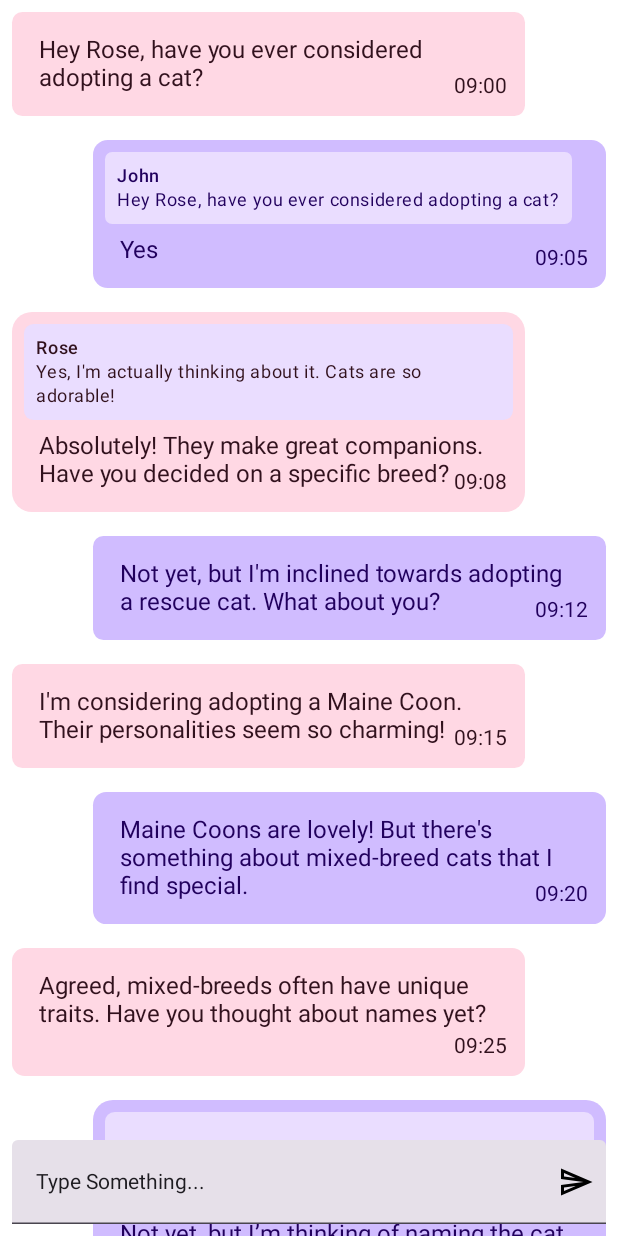
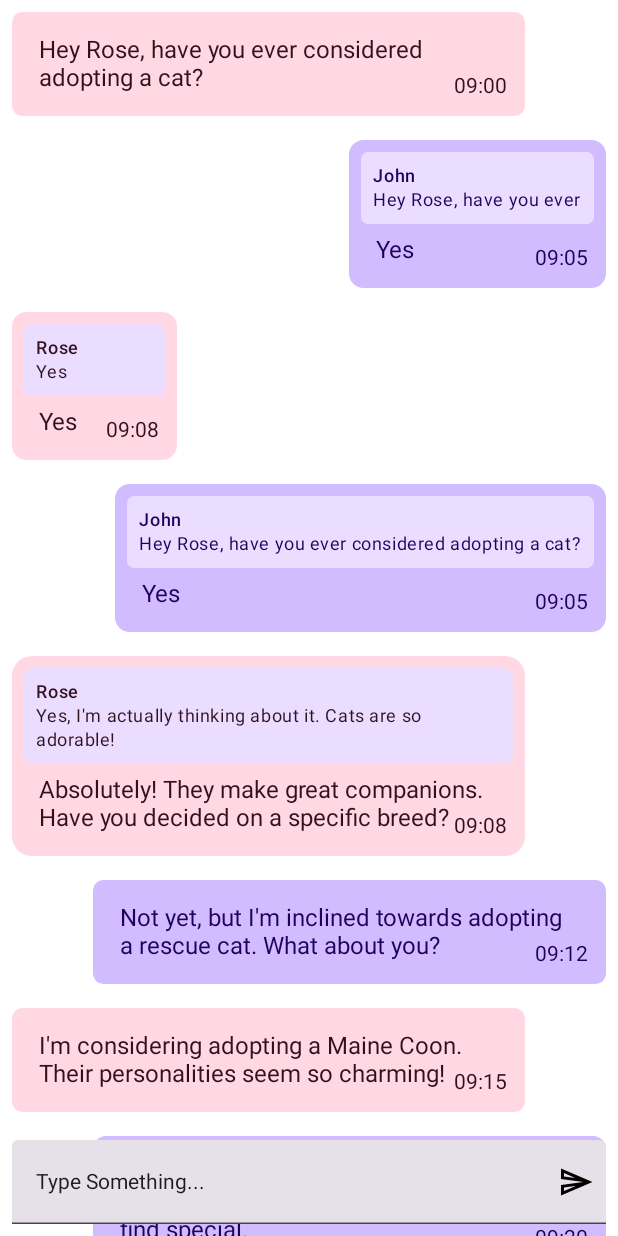
Before and after one commit to TinaT2/Wonderful-Compose, an Android app built with Jetpack Compose: the @Preview function MessageListPreview, on a phone screen of 412 x 824 dp. Run offline under Robolectric (Android 15) with nearby library versions, the phone set to English and light mode, and no system bars.

Commit message:
Polish bubble sizes

```diff
--- a/app/src/main/java/com/example/wonderfulcompose/data/fake/MessageDummyData.kt
+++ b/app/src/main/java/com/example/wonderfulcompose/data/fake/MessageDummyData.kt
@@ -8,6 +8,22 @@ val messageList = listOf(
         userName = "John",
         createdAt = "09:00",
         userId = 2
+    ),
+    MessagePresenter(
+        body = "Yes",
+        userName = "Rose",
+        createdAt = "09:05",
+        userId = 1,
+        repliedMessageBody = "Hey Rose, have you ever",
+        repliedMessageUserName = "John"
+    ),
+    MessagePresenter(
+        body = "Yes",
+        userName = "John",
+        createdAt = "09:08",
+        userId = 2,
+        repliedMessageBody = "Yes",
+        repliedMessageUserName = "Rose"
     ),
     MessagePresenter(
         body = "Yes",
--- a/app/src/main/java/com/example/wonderfulcompose/ui/profile/Messenger.kt
+++ b/app/src/main/java/com/example/wonderfulcompose/ui/profile/Messenger.kt
@@ -2,13 +2,15 @@ package com.example.wonderfulcompose.ui.profile
 
 import androidx.compose.foundation.Image
 import androidx.compose.foundation.background
+import androidx.compose.foundation.layout.Arrangement
 import androidx.compose.foundation.layout.Box
 import androidx.compose.foundation.layout.Column
 import androidx.compose.foundation.layout.IntrinsicSize
 import androidx.compose.foundation.layout.PaddingValues
+import androidx.compose.foundation.layout.Row
+import androidx.compose.foundation.layout.defaultMinSize
 import androidx.compose.foundation.layout.fillMaxSize
 import androidx.compose.foundation.layout.fillMaxWidth
-import androidx.compose.foundation.layout.height
 import androidx.compose.foundation.layout.padding
 import androidx.compose.foundation.layout.width
 import androidx.compose.foundation.layout.wrapContentHeight
@@ -48,8 +50,6 @@ fun MessageList(messageList: List<MessagePresenter>) {
         }
         var text = remember { mutableStateOf("Type Something...") }
 
-//        Spacer(modifier = Modifier.weight(weight =2F,fill = true))
-
         MessengerInput(text = text, modifier = Modifier.align(Alignment.BottomCenter))
     }
 }
@@ -88,8 +88,15 @@ fun TextMessageItem(messagePresenter: MessagePresenter) {
         val textColor = if (isMessageMine()) MaterialTheme.colorScheme.onPrimaryContainer
         else MaterialTheme.colorScheme.onTertiaryContainer
         val chatMaxPadding = 54.dp
+        val bubbleMinSize = 180.dp
+        Row(
+            modifier = Modifier.fillMaxWidth(),
+            horizontalArrangement = if (isMessageMine()) Arrangement.End else Arrangement.Start
+        ) {
             Box(
                 modifier = Modifier
+                    .width(IntrinsicSize.Max)
+                    .defaultMinSize(bubbleMinSize)
                     .padding(8.dp)
                     .padding(
                         if (isMessageMine()) PaddingValues(
@@ -120,11 +127,14 @@ fun TextMessageItem(messagePresenter: MessagePresenter) {
         }
     }
 
+}
+
 @Composable
 private fun MessagePresenter.RepliedBox(textColor: Color) {
     repliedMessageBody?.let {
         Box(
             modifier = Modifier
+                .fillMaxWidth()
                 .background(
                     MaterialTheme.colorScheme.primaryContainer,
                     shape = RoundedCornerShape(ROUNDED_CORNER_PERCENTAGE_CHAT)
```
Lines whose indentation alone changed are shown as unchanged.
